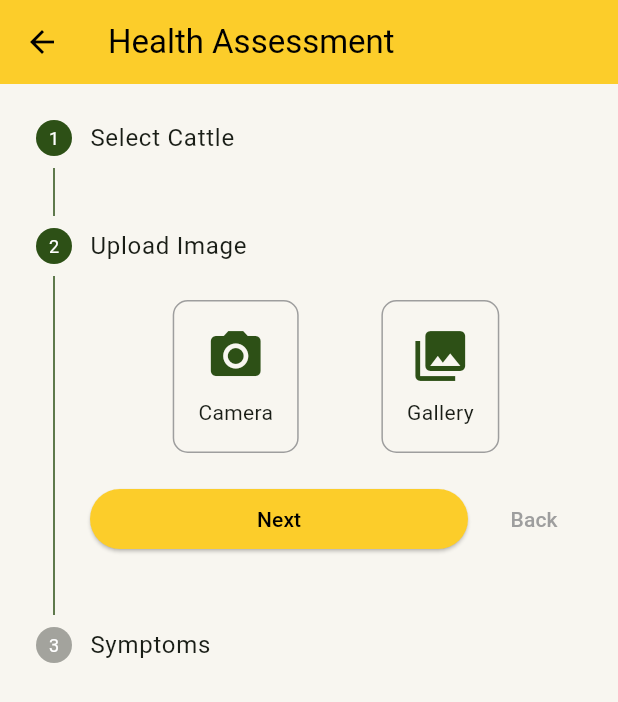
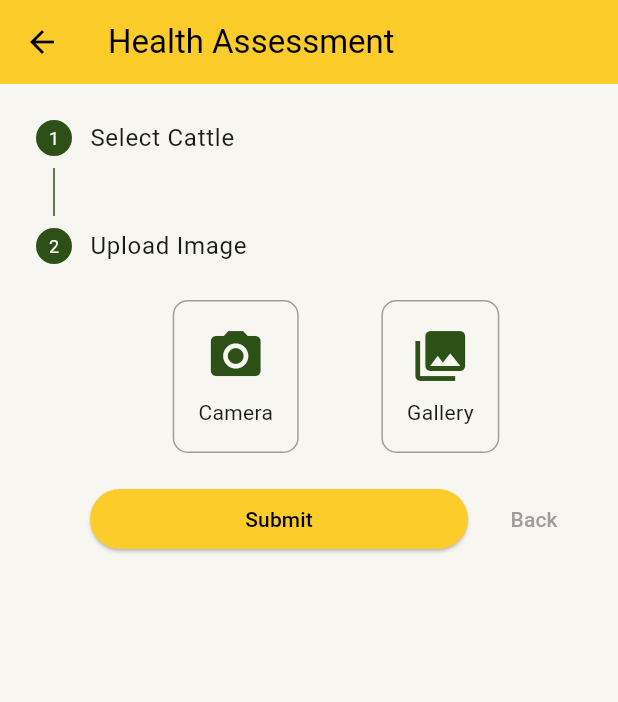
Before and after one commit to samanderson2003/sih-25044, a Flutter app: the LivestockFormScreen screen opened directly, after a tap on "Next", on a phone screen of 412 x 824 dp. Shown: the top 702 px of the screen. Run offline on Flutter 3.47's test engine with Material 3 defaults, Android fonts, the phone set to English and light mode, and no system bars; our stand-ins replace cached_network_image, cloud_firestore, csv, file_picker, firebase_auth, firebase_core and 14 more; missing offline and left inert: open_location_code, record; accounts and stored records are empty.

Commit message:
Feat : DL Integration

```diff
--- a/lib/connections/model/farmer_model.dart
+++ b/lib/connections/model/farmer_model.dart
@@ -5,12 +5,18 @@ class ManualAlert {
   final String type; // 'Crop', 'Livestock', 'General'
   final double radius;
   final DateTime timestamp;
+  final String? imageUrl;
+  final String? disease;
+  final double? confidence;
 
   ManualAlert({
     required this.message,
     required this.type,
     required this.radius,
     required this.timestamp,
+    this.imageUrl,
+    this.disease,
+    this.confidence,
   });
 
   factory ManualAlert.fromMap(Map<String, dynamic> map) {
@@ -19,6 +25,9 @@ class ManualAlert {
       type: map['type'] ?? 'General',
       radius: (map['radius'] as num?)?.toDouble() ?? 500.0,
       timestamp: (map['timestamp'] as Timestamp?)?.toDate() ?? DateTime.now(),
+      imageUrl: map['imageUrl'],
+      disease: map['disease'],
+      confidence: (map['confidence'] as num?)?.toDouble(),
     );
   }
 }
@@ -160,6 +169,9 @@ class FarmerProfile {
         'type': e.type,
         'radius': e.radius,
         'timestamp': Timestamp.fromDate(e.timestamp),
+        'imageUrl': e.imageUrl,
+        'disease': e.disease,
+        'confidence': e.confidence,
       }).toList(),
       'latestPrediction': latestPrediction?.toJson(),
       'profileImage': profileImage,
--- a/lib/crop_diseases_detection/view/livestock_form_screen.dart
+++ b/lib/crop_diseases_detection/view/livestock_form_screen.dart
@@ -7,6 +7,7 @@ import '../../services/livestock_diagnosis_service.dart';
 import '../../profile/model/cattle_model.dart';
 import '../../widgets/translated_text.dart';
 import '../controller/disease_detection_controller.dart';
+import '../../connections/controller/connections_controller.dart';
 import 'disease_result_screen.dart';
 
 class LivestockFormScreen extends StatefulWidget {
@@ -20,33 +21,11 @@ class _LivestockFormScreenState extends State<LivestockFormScreen> {
   final ImagePicker _picker = ImagePicker();
   File? _imageFile;
   String? _selectedCattleId;
-  final TextEditingController _symptomsController = TextEditingController();
   int _currentStep = 0;
-
-  final List<String> _questions = [
-    "Diarrhea: Have you noticed any signs of diarrhea (chronic or bloody)?",
-    "Weight Loss: Are they losing weight despite normal appetite?",
-    "Coat Condition: Does the cattle have a poor or unhealthy coat?",
-    "Milk Production: Is there a noticeable reduction in milk production?",
-    "Fever: Is the cattle showing signs of fever?",
-    "Anemia: Do they have pale gums or appear weak?",
-    "Lymph Nodes: Are there visible swellings in lymph nodes?",
-    "Appetite Loss: Has there been a recent loss of appetite?",
-    "Straining: Is there straining during defecation?",
-    "Dehydration: Signs of dehydration (sunken eyes, dry nose)?",
-    "Abortion: Has there been any recent abortion (if pregnant)?",
-    "Neurological: Any incoordination or abnormal behavior?",
-    "Movement: Does the cattle lack coordination or appear clumsy?",
-    "Muscle Tremors: Are there muscle tremors or sound sensitivity?",
-    "Activity Level: Is the cattle lethargic?",
-  ];
-
-  late List<String?> _answers;
 
   @override
   void initState() {
     super.initState();
-    _answers = List.filled(_questions.length, null);
     // Fetch cattle data when screen loads
     WidgetsBinding.instance.addPostFrameCallback((_) {
       context.read<CattleController>().getCattleStream();
@@ -71,27 +50,17 @@ class _LivestockFormScreenState extends State<LivestockFormScreen> {
     }
   }
 
-  void _updateAnswer(int index, String answer) {
-    setState(() {
-      _answers[index] = answer;
-    });
-  }
-
   bool get _canSubmit {
-    return _imageFile != null &&
-        _selectedCattleId != null &&
-        !_answers.contains(null);
+    return _imageFile != null && _selectedCattleId != null;
   }
 
   Future<void> _submitForm() async {
     if (!_canSubmit) {
       ScaffoldMessenger.of(context).showSnackBar(
-        const SnackBar(content: Text('Please complete all fields and upload an image')),
+        const SnackBar(content: Text('Please select cattle and upload an image')),
       );
       return;
     }
-
-    final controller = context.read<DiseaseDetectionController>();
 
     // Show loading
     showDialog(
@@ -102,35 +71,44 @@ class _LivestockFormScreenState extends State<LivestockFormScreen> {
       ),
     );
 
-    // Prepare questionnaire data
-    final questionnaire = <String, String>{};
-    for (int i = 0; i < _questions.length; i++) {
-      questionnaire[_questions[i]] = _answers[i]!;
-    }
-    questionnaire['additional_symptoms'] = _symptomsController.text;
-    questionnaire['cattle_id'] = _selectedCattleId!;
-
     try {
-      // Use the direct AI service using the provided key
       final service = LivestockDiagnosisService();
 
-      // Get cattle type name for context
-      // We need to look up the cattle object from the controller or just pass ID.
-      // Ideally we would pass "Cow" or "Goat". For now, we'll pass a generic string
-      // or try to find it if we had the list handy.
-      // The prompt will work with just "Livestock" if needed, but type is better.
-
+      // Call new custom DL model service
       final result = await service.diagnoseLivestock(
         imageFile: _imageFile!,
-        symptoms: questionnaire,
         cattleType: 'Livestock (ID: $_selectedCattleId)',
       );
 
       if (mounted) {
         Navigator.pop(context); // Close loading
 
-        // Add to history via controller for persistence (optional, but good for UI consistency)
-        // controller.addManualResult(result, _imageFile!); // We would need to implement this in controller
+        // AUTOMATIC ALERT TRIGGER
+        // If a disease is detected (prediction is not "Healthy" or "Invalid"), trigger a map alert
+        // Assuming model returns 'Healthy' for healthy animals.
+        // We case-insensitive check to be safe.
+        final isHealthy = result.predictedClass.toLowerCase() == 'healthy' ||
+                          result.predictedClass.toLowerCase() == 'normal';
+
+        if (!isHealthy) {
+          try {
+             final connectionsController = context.read<ConnectionsController>();
+             await connectionsController.markRiskAlert(
+               'Livestock Disease: ${result.predictedClass}',
+               'LivestockDisease',
+               15000, // 15 km radius
+               imageFile: _imageFile,
+               extraData: {
+                 'disease': result.predictedClass,
+                 'confidence': result.confidence,
+               },
+             );
+             debugPrint('✅ Automatic Livestock Alert Triggered');
+          } catch (e) {
+             debugPrint('⚠️ Failed to trigger automatic alert: $e');
+             // Don't block the result screen even if alert fails
+          }
+        }
 
         Navigator.pushReplacement(
           context,
@@ -147,7 +125,7 @@ class _LivestockFormScreenState extends State<LivestockFormScreen> {
         Navigator.pop(context); // Close loading
         ScaffoldMessenger.of(context).showSnackBar(
            SnackBar(
-             content: Text('AI Diagnosis Failed: $e'),
+             content: Text('Diagnosis Failed: $e'),
              backgroundColor: Colors.red,
            ),
         );
@@ -166,7 +144,7 @@ class _LivestockFormScreenState extends State<LivestockFormScreen> {
       body: Stepper(
         currentStep: _currentStep,
         onStepContinue: () {
-          if (_currentStep < 2) {
+          if (_currentStep < 1) { // 0 -> 1
             setState(() => _currentStep++);
           } else {
             _submitForm();
@@ -189,7 +167,7 @@ class _LivestockFormScreenState extends State<LivestockFormScreen> {
                       backgroundColor: const Color(0xFFFCCD2A),
                       foregroundColor: Colors.black,
                     ),
-                    child: TranslatedText(_currentStep == 2 ? 'Submit' : 'Next'),
+                    child: TranslatedText(_currentStep == 1 ? 'Submit' : 'Next'),
                   ),
                 ),
                 if (_currentStep > 0) ...[
@@ -222,7 +200,6 @@ class _LivestockFormScreenState extends State<LivestockFormScreen> {
                   decoration: const InputDecoration(
                     border: OutlineInputBorder(),
                     label: TranslatedText('Choose Animal', style: TextStyle(color: Colors.grey)),
-                    // labelText: 'Choose Animal', // Removed string label
                   ),
                   items: cattleList.map((cattle) {
                     return DropdownMenuItem(
@@ -265,59 +242,6 @@ class _LivestockFormScreenState extends State<LivestockFormScreen> {
             ),
             isActive: _currentStep >= 1,
           ),
-
-          // Step 3: Questionnaire
-          Step(
-            title: const TranslatedText('Symptoms'),
-            content: Column(
-              children: [
-                ...List.generate(_questions.length, (index) {
-                  return Padding(
-                    padding: const EdgeInsets.only(bottom: 16),
-                    child: Column(
-                      crossAxisAlignment: CrossAxisAlignment.start,
-                      children: [
-                        Row(
-                          crossAxisAlignment: CrossAxisAlignment.start,
-                          children: [
-                            Text(
-                              '${index + 1}. ',
-                              style: const TextStyle(fontWeight: FontWeight.w500),
-                            ),
-                            Expanded(
-                              child: TranslatedText(
-                                _questions[index],
-                                style: const TextStyle(fontWeight: FontWeight.w500),
-                              ),
-                            ),
-                          ],
-                        ),
-                        const SizedBox(height: 8),
-                        Row(
-                          children: [
-                            _buildChoiceChip(index, 'Yes'),
-                            const SizedBox(width: 10),
-                            _buildChoiceChip(index, 'No'),
-                            const SizedBox(width: 10),
-                            _buildChoiceChip(index, 'Not Sure'),
-                          ],
-                        ),
-                      ],
-                    ),
-                  );
-                }),
-                TextField(
-                  controller: _symptomsController,
-                  decoration: const InputDecoration(
-                    label: TranslatedText('Additional Symptoms', style: TextStyle(color: Colors.grey)),
-                    border: OutlineInputBorder(),
-                  ),
-                  maxLines: 3,
-                ),
-              ],
-            ),
-            isActive: _currentStep >= 2,
-          ),
         ],
       ),
     );
@@ -342,18 +266,4 @@ class _LivestockFormScreenState extends State<LivestockFormScreen> {
       ),
     );
   }
-
-  Widget _buildChoiceChip(int index, String option) {
-    final isSelected = _answers[index] == option;
-    return ChoiceChip(
-      label: TranslatedText(option),
-      selected: isSelected,
-      onSelected: (selected) {
-        if (selected) _updateAnswer(index, option);
-      },
-      selectedColor: const Color(0xFFFCCD2A),
-      backgroundColor: Colors.grey[100],
-      labelStyle: TextStyle(color: isSelected ? Colors.black : Colors.black87),
-    );
-  }
 }
--- a/lib/main.dart
+++ b/lib/main.dart
@@ -19,6 +19,7 @@ import 'terms&permissions/view/permissions_screen.dart';
 import 'prior_data/controller/farm_data_controller.dart';
 import 'prior_data/view/simplified_data_collection_flow.dart';
 import 'providers/language_provider.dart';
+import 'connections/controller/connections_controller.dart';
 
 Future<void> main() async {
   WidgetsFlutterBinding.ensureInitialized();
@@ -66,6 +67,7 @@ class MyApp extends StatelessWidget {
         Provider<TermsConditionsController>(create: (_) => TermsConditionsController()),
         Provider<FarmDataController>(create: (_) => FarmDataController()),
         Provider<CattleController>(create: (_) => CattleController()),
+        ChangeNotifierProvider(create: (_) => ConnectionsController()),
       ],
       child: MaterialApp(
         title: 'CropYield - Smart Farming',
```
Also changed, not shown: lib/connections/controller/connections_controller.dart (+123 -55 lines), lib/connections/view/connections_screen.dart (+4 -43 lines), lib/services/livestock_diagnosis_service.dart (+40 -74 lines).
